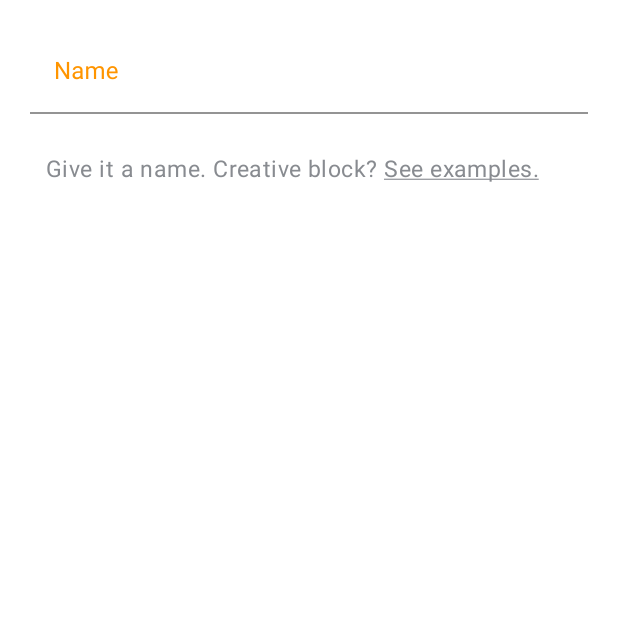
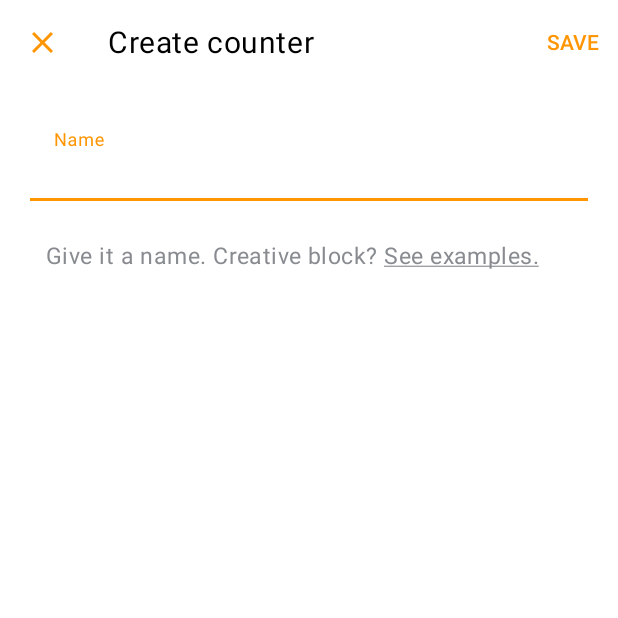
Before and after one commit to alejandrolagosr/counters-android, an Android app: the CreateItemFragment screen opened through its navigation route, on a phone screen of 412 x 824 dp, the top half of it. Run offline under Robolectric (Android 15) with nearby library versions, the phone set to English and light mode, and no system bars.

Commit message:
Added toolbar and minor design details

```diff
--- a/app/src/main/java/com/flagos/cscounters/create/CreateItemFragment.kt
+++ b/app/src/main/java/com/flagos/cscounters/create/CreateItemFragment.kt
@@ -1,15 +1,84 @@
 package com.flagos.cscounters.create
 
 import android.os.Bundle
+import android.view.*
 import androidx.fragment.app.Fragment
-import android.view.LayoutInflater
-import android.view.View
-import android.view.ViewGroup
+import androidx.navigation.NavController
+import androidx.navigation.fragment.findNavController
+import com.flagos.common.extensions.ToolbarType
+import com.flagos.common.extensions.hideKeyboard
+import com.flagos.common.extensions.setUpFragmentToolBar
+import com.flagos.common.extensions.showKeyboard
 import com.flagos.cscounters.R
+import com.flagos.cscounters.create.CreateItemFragmentDirections.Companion.actionCreateItemFragmentDestToExamplesFragmentDest
+import com.flagos.cscounters.databinding.FragmentCreateItemBinding
 
 class CreateItemFragment : Fragment() {
 
-    override fun onCreateView(inflater: LayoutInflater, container: ViewGroup?, savedInstanceState: Bundle?): View? {
-        return inflater.inflate(R.layout.fragment_create_item, container, false)
+    private lateinit var navController: NavController
+
+    private var _binding: FragmentCreateItemBinding? = null
+    private val binding get() = _binding!!
+
+    override fun onCreate(savedInstanceState: Bundle?) {
+        super.onCreate(savedInstanceState)
+        setHasOptionsMenu(true)
+    }
+
+    override fun onCreateView(inflater: LayoutInflater, container: ViewGroup?, savedInstanceState: Bundle?): View {
+        _binding = FragmentCreateItemBinding.inflate(inflater)
+        return binding.root
+    }
+
+    override fun onViewCreated(view: View, savedInstanceState: Bundle?) {
+        super.onViewCreated(view, savedInstanceState)
+        navController = findNavController()
+
+        initToolbar()
+        initViews()
+    }
+
+    private fun initToolbar() {
+        setUpFragmentToolBar(binding.toolbar.toolbarSingleTitle, getString(R.string.text_create_title), ToolbarType.WITH_CLOSE_BUTTON)
+        binding.toolbar.toolbarSingleTitle.setNavigationOnClickListener {
+            hideKeyboard()
+            navController.navigateUp()
+        }
+    }
+
+    private fun initViews() {
+        binding.textCreateItemSeeExamples.setOnClickListener {
+            hideKeyboard()
+            goToExamplesScreen()
+        }
+
+        binding.editTextCreateItem.requestFocus()
+        showKeyboard()
+    }
+
+    private fun goToExamplesScreen() {
+        val action = actionCreateItemFragmentDestToExamplesFragmentDest()
+        navController.navigate(action)
+    }
+
+    override fun onCreateOptionsMenu(menu: Menu, inflater: MenuInflater) {
+        inflater.inflate(R.menu.menu_create_item, menu)
+        super.onCreateOptionsMenu(menu, inflater)
+    }
+
+    override fun onOptionsItemSelected(item: MenuItem): Boolean {
+        return when (item.itemId) {
+            R.id.save_item -> {
+                //viewModel.onSaveItem()
+                true
+            }
+            else -> super.onOptionsItemSelected(item)
+        }
+    }
+
+    override fun onDestroy() {
+        hideKeyboard()
+        _binding = null
+        super.onDestroy()
     }
 }
--- a/app/src/main/res/layout/fragment_create_item.xml
+++ b/app/src/main/res/layout/fragment_create_item.xml
@@ -5,6 +5,10 @@
     android:layout_width="match_parent"
     android:layout_height="match_parent"
     tools:context=".create.CreateItemFragment">
+
+    <include
+        android:id="@+id/toolbar"
+        layout="@layout/layout_toolbar" />
 
     <com.google.android.material.textfield.TextInputLayout
         android:id="@+id/text_input_layout_create_item"
@@ -15,16 +19,18 @@
         android:textColorHint="@color/orange"
         app:layout_constraintEnd_toEndOf="parent"
         app:layout_constraintStart_toStartOf="parent"
-        app:layout_constraintTop_toTopOf="parent">
+        app:layout_constraintTop_toBottomOf="@id/toolbar">
 
         <com.google.android.material.textfield.TextInputEditText
             android:id="@+id/edit_text_create_item"
             android:layout_width="match_parent"
             android:layout_height="wrap_content"
             android:background="@color/white"
+            android:focusable="true"
             android:imeOptions="actionDone"
             android:inputType="text"
             android:maxLength="@integer/max_length_counter_text"
+            android:textSize="@dimen/font_size_default"
             tools:text="Cups of coffee" />
     </com.google.android.material.textfield.TextInputLayout>
 
--- /dev/null
+++ b/app/src/main/res/menu/menu_create_item.xml
@@ -0,0 +1,10 @@
+<?xml version="1.0" encoding="utf-8"?>
+<menu xmlns:android="http://schemas.android.com/apk/res/android"
+    xmlns:app="http://schemas.android.com/apk/res-auto">
+    <item
+        android:id="@+id/save_item"
+        android:contentDescription="@string/text_create_save"
+        android:title="@string/text_create_save"
+        app:iconTint="@color/orange"
+        app:showAsAction="always" />
+</menu>
--- a/app/src/main/res/navigation/main_nav_graph.xml
+++ b/app/src/main/res/navigation/main_nav_graph.xml
@@ -15,7 +15,9 @@
             app:enterAnim="@anim/slide_in_right"
             app:exitAnim="@android:anim/fade_out"
             app:popEnterAnim="@android:anim/fade_in"
-            app:popExitAnim="@android:anim/slide_out_right" />
+            app:popExitAnim="@android:anim/slide_out_right"
+            app:popUpTo="@+id/main_nav_graph"
+            app:popUpToInclusive="true" />
     </fragment>
     <fragment
         android:id="@+id/main_fragment_dest"
@@ -32,7 +34,15 @@
     <fragment
         android:id="@+id/create_item_fragment_dest"
         android:name="com.flagos.cscounters.create.CreateItemFragment"
-        android:label="CreateItemFragment" />
+        android:label="CreateItemFragment">
+        <action
+            android:id="@+id/action_create_item_fragment_dest_to_examples_fragment_dest"
+            app:destination="@id/examples_fragment_dest"
+            app:enterAnim="@anim/slide_in_right"
+            app:exitAnim="@android:anim/fade_out"
+            app:popEnterAnim="@android:anim/fade_in"
+            app:popExitAnim="@android:anim/slide_out_right" />
+    </fragment>
     <fragment
         android:id="@+id/examples_fragment_dest"
         android:name="com.flagos.cscounters.examples.ExamplesFragment"
--- a/app/src/main/res/values/strings.xml
+++ b/app/src/main/res/values/strings.xml
@@ -21,6 +21,8 @@
     <!-- Create Item -->
     <string name="text_create_name">Name</string>
     <string name="text_create_example_desc">Give it a name. Creative block? <u>See examples.</u></string>
+    <string name="text_create_title">Create counter</string>
+    <string name="text_create_save">Save</string>
 
     <!-- Examples -->
     <string name="text_examples_desc">Select an example to add it to your counters.</string>
--- a/app/src/main/res/values/themes.xml
+++ b/app/src/main/res/values/themes.xml
@@ -6,6 +6,7 @@
         <item name="colorPrimary">@color/orange</item>
         <item name="colorPrimaryVariant">@color/orange</item>
         <item name="colorOnPrimary">@color/white</item>
+        <item name="android:actionMenuTextColor">@color/orange</item>
 
         <!-- Secondary brand color. -->
         <item name="colorSecondary">@color/orange</item>
```
